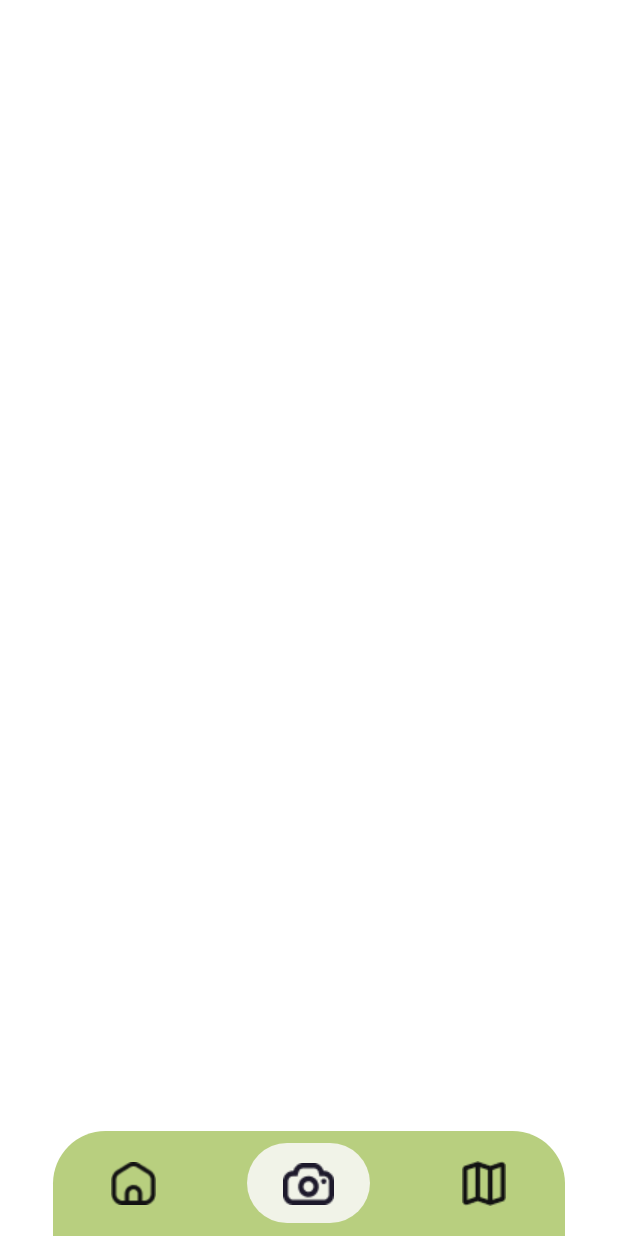
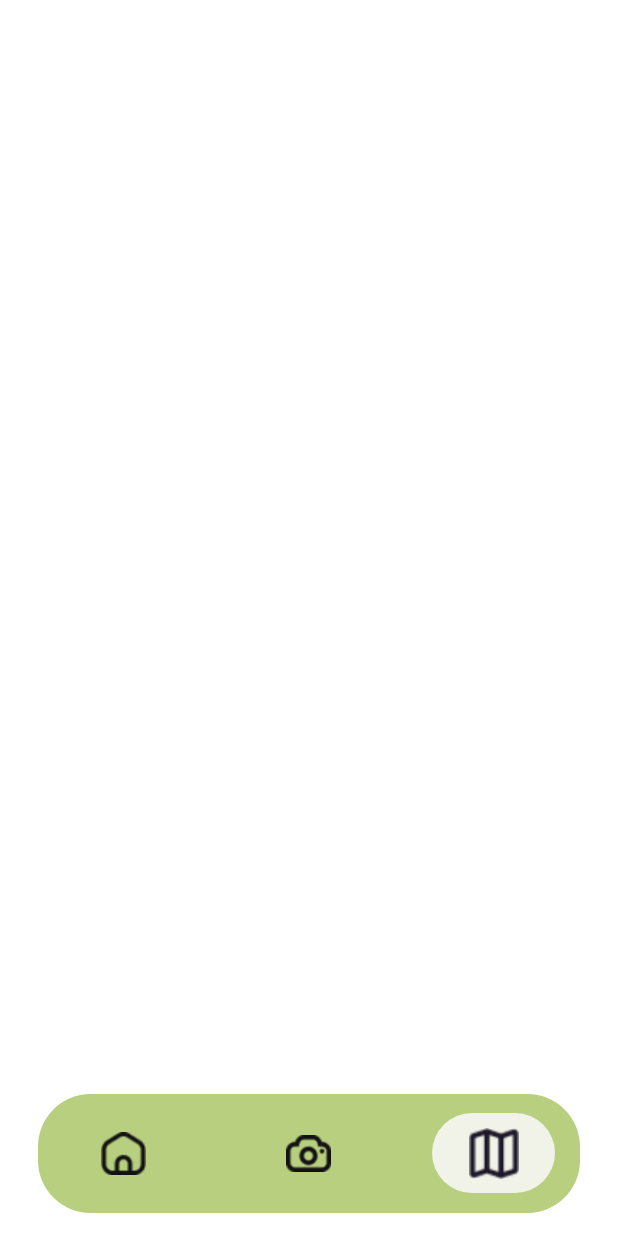
Before and after one commit to Smoll05/hackaton-sustaina, an Android app built with Jetpack Compose: the LandingPageScreen screen opened through its navigation route, item 3 of the bottom bar chosen, on a phone screen of 412 x 824 dp. Run offline under Robolectric (Android 15) with nearby library versions, the phone set to English and light mode, and no system bars; our stand-ins replace Dagger/Hilt's generated code.

Commit message:
Added profile and map screens and updated navigation. Modified build dependencies.

```diff
--- a/app/build.gradle.kts
+++ b/app/build.gradle.kts
@@ -60,7 +60,6 @@ dependencies {
     implementation(libs.androidx.credentials)
     implementation(libs.androidx.credentials.play.services.auth)
     implementation(libs.googleid)
-    implementation(libs.androidx.camera.core)
     testImplementation(libs.junit)
     androidTestImplementation(libs.androidx.junit)
     androidTestImplementation(libs.androidx.espresso.core)
--- a/app/src/main/java/com/hackaton/sustaina/ui/landing/LandingPageScreen.kt
+++ b/app/src/main/java/com/hackaton/sustaina/ui/landing/LandingPageScreen.kt
@@ -1,19 +1,32 @@
 package com.hackaton.sustaina.ui.landing
 
 import android.util.Log
+import android.widget.Space
+import androidx.compose.animation.core.animateDpAsState
 import androidx.compose.foundation.Image
+import androidx.compose.foundation.background
 import androidx.compose.foundation.clickable
+import androidx.compose.foundation.layout.Arrangement
+import androidx.compose.foundation.layout.Box
 import androidx.compose.foundation.layout.Column
 import androidx.compose.foundation.layout.Row
 import androidx.compose.foundation.layout.displayCutoutPadding
 import androidx.compose.foundation.layout.fillMaxWidth
+import androidx.compose.foundation.layout.height
 import androidx.compose.foundation.layout.padding
 import androidx.compose.foundation.layout.size
+import androidx.compose.foundation.layout.width
 import androidx.compose.foundation.lazy.LazyColumn
+import androidx.compose.foundation.lazy.LazyRow
 import androidx.compose.foundation.lazy.items
+import androidx.compose.foundation.shape.RoundedCornerShape
+import androidx.compose.material3.Button
 import androidx.compose.material3.Card
 import androidx.compose.material3.ElevatedCard
+import androidx.compose.material3.Icon
 import androidx.compose.material3.LinearProgressIndicator
+import androidx.compose.material3.MaterialTheme
+import androidx.compose.material3.Surface
 import androidx.compose.material3.Text
 import androidx.compose.runtime.Composable
 import androidx.compose.runtime.LaunchedEffect
@@ -21,6 +34,7 @@ import androidx.compose.runtime.collectAsState
 import androidx.compose.runtime.getValue
 import androidx.compose.ui.Alignment
 import androidx.compose.ui.Modifier
+import androidx.compose.ui.graphics.Color
 import androidx.compose.ui.res.painterResource
 import androidx.compose.ui.text.font.FontWeight
 import androidx.compose.ui.tooling.preview.Preview
@@ -30,6 +44,7 @@ import androidx.hilt.navigation.compose.hiltViewModel
 import androidx.navigation.NavController
 import androidx.navigation.compose.rememberNavController
 import com.hackaton.sustaina.R
+import com.hackaton.sustaina.ui.navigation.Routes
 import com.hackaton.sustaina.ui.theme.DarkGreen
 import com.hackaton.sustaina.ui.theme.LeafyGreen
 import com.hackaton.sustaina.ui.theme.NeonGreen
@@ -47,15 +62,43 @@ fun LandingPageScreen(navController: NavController, upcomingCampaigns: List<Stri
     Log.d("LandingPageScreen", "Progress Value: ${uiState.progress}")
 
     Column(modifier = Modifier
-        .padding(all = 24.dp)
+        .padding(24.dp)
         .fillMaxWidth()
         .displayCutoutPadding()) {
 
-        Text(
-            text = "Landing Page",
-            fontSize = 28.sp,
-            fontWeight = FontWeight.Bold
-        )
+        Row(
+            modifier = Modifier
+                .fillMaxWidth(),
+            horizontalArrangement = Arrangement.SpaceBetween,
+            verticalAlignment = Alignment.CenterVertically
+        ) {
+            Text(
+                text = "Landing Page",
+                fontSize = 28.sp,
+                fontWeight = FontWeight.Bold
+            )
+
+            Button(
+                modifier = Modifier
+                    .height(55.dp)
+                    .width(65.dp),
+                onClick = { navController.navigate(Routes.Profile.route) }
+            ) {
+                Surface(
+                    modifier = Modifier
+                        .size(35.dp),
+                    tonalElevation = 3.dp,
+                    color = MaterialTheme.colorScheme.primary
+                ) {
+                    Icon(
+                        painter = painterResource(R.drawable.icon_profile),
+                        contentDescription = "User profile"
+                    )
+                }
+            }
+
+
+        }
 
         ElevatedCard(modifier = Modifier
             .fillMaxWidth()
@@ -135,7 +178,8 @@ fun UpcomingCampaign(campaignId: String, name: String, date: LocalDateTime, navC
     ElevatedCard(modifier = Modifier
         .fillMaxWidth()
         .clickable {
-            navController.navigate("AboutIssue/${campaignId}")
+//            navController.navigate("AboutIssue/${campaignId}")
+            navController.navigate(Routes.AboutIssue.route)
         }
         .padding(vertical = 8.dp)){
         Column(modifier = Modifier.padding(22.dp)) {
--- /dev/null
+++ b/app/src/main/java/com/hackaton/sustaina/ui/map/MapScreen.kt
@@ -0,0 +1,9 @@
+package com.hackaton.sustaina.ui.map
+
+import androidx.compose.runtime.Composable
+import androidx.navigation.NavController
+
+@Composable
+fun MapScreen(navController: NavController) {
+
+}
--- a/app/src/main/java/com/hackaton/sustaina/ui/navigation/Navigation.kt
+++ b/app/src/main/java/com/hackaton/sustaina/ui/navigation/Navigation.kt
@@ -18,6 +18,9 @@ import com.hackaton.sustaina.RegisterPage
 import com.hackaton.sustaina.ui.aboutissue.AboutIssue
 import com.hackaton.sustaina.ui.camera.CameraScreen
 import com.hackaton.sustaina.ui.landing.LandingPage
+import com.hackaton.sustaina.ui.landing.LandingPageScreen
+import com.hackaton.sustaina.ui.map.MapScreen
+import com.hackaton.sustaina.ui.profile.ProfileScreen
 
 sealed class Routes(val route: String) {
     data object Landing : Routes("Landing")
@@ -25,7 +28,9 @@ sealed class Routes(val route: String) {
     data object Register : Routes("Register")
     data object Camera : Routes("Camera")
     data object SignOut : Routes("Sign Out")
+    data object Map : Routes("Map")
     data object AboutIssue : Routes("About Issue")
+    data object Profile : Routes("Profile")
 }
 
 @SuppressLint("UnusedMaterial3ScaffoldPaddingParameter")
@@ -37,7 +42,10 @@ sealed class Routes(val route: String) {
 
     Scaffold(
         bottomBar = {
-            if (currentRoute in listOf(Routes.Landing.route, Routes.Camera.route, Routes.AboutIssue.route)) {
+            if (currentRoute in listOf(
+                    Routes.Landing.route,
+                    Routes.Camera.route,
+                    Routes.Map.route)) {
                 BottomNavigationBar(navController)
             }
         }
@@ -47,6 +55,7 @@ sealed class Routes(val route: String) {
                 navController = navController,
                 startDestination = Routes.Login.route
             ) {
+                // Bottom NavBar Screens
                 // TODO: pass upcoming campaigns here (IDs)
                 composable(Routes.Landing.route) {
                     var events: List<String> = listOf("UP12345", "MDTM12345")
@@ -56,9 +65,13 @@ sealed class Routes(val route: String) {
                 composable(Routes.Camera.route) {
                     CameraScreen(navController = navController)
                 }
-                composable(Routes.Landing.route) {
+                composable(Routes.Map.route) {
+                    MapScreen(navController = navController)
+                }
+                composable(Routes.AboutIssue.route) {
                     AboutIssue(navController = navController)
                 }
+
 
                 composable(Routes.Login.route) {
                     LoginPage(navController = navController)
@@ -66,6 +79,10 @@ sealed class Routes(val route: String) {
                 composable(Routes.Register.route) {
                     RegisterPage(navController = navController)
                 }
+                composable(Routes.Profile.route) {
+                    ProfileScreen(navController = navController)
+                }
+
             }
         }
     }
--- a/app/src/main/java/com/hackaton/sustaina/ui/navigation/NavigationBar.kt
+++ b/app/src/main/java/com/hackaton/sustaina/ui/navigation/NavigationBar.kt
@@ -33,15 +33,15 @@ fun BottomNavigationBar(navController: NavController) {
     val items = listOf(
         Routes.Landing to R.drawable.icon_landing,
         Routes.Camera to R.drawable.icon_camera,
-        Routes.AboutIssue to R.drawable.icon_map
+        Routes.Map to R.drawable.icon_map
     )
 
     Surface(
         modifier = Modifier
             .fillMaxWidth()
-            .height(70.dp)
-            .padding(horizontal = 35.dp),
-        shape = RoundedCornerShape(topStart = 35.dp, topEnd = 35.dp),
+            .height(110.dp)
+            .padding(horizontal = 25.dp, vertical = 15.dp),
+        shape = RoundedCornerShape(35.dp),
         tonalElevation = 3.dp,
         color = MaterialTheme.colorScheme.primary
     ) {
--- /dev/null
+++ b/app/src/main/java/com/hackaton/sustaina/ui/profile/ProfileScreen.kt
@@ -0,0 +1,9 @@
+package com.hackaton.sustaina.ui.profile
+
+import androidx.compose.runtime.Composable
+import androidx.navigation.NavController
+
+@Composable
+fun ProfileScreen(navController: NavController) {
+
+}
```
